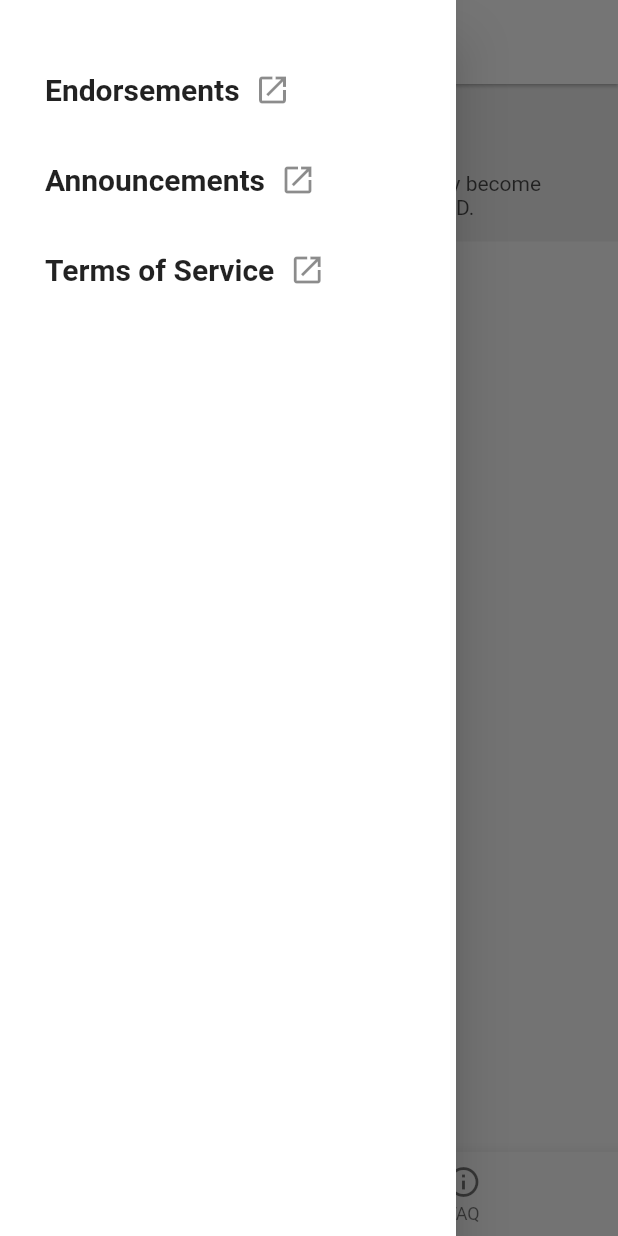
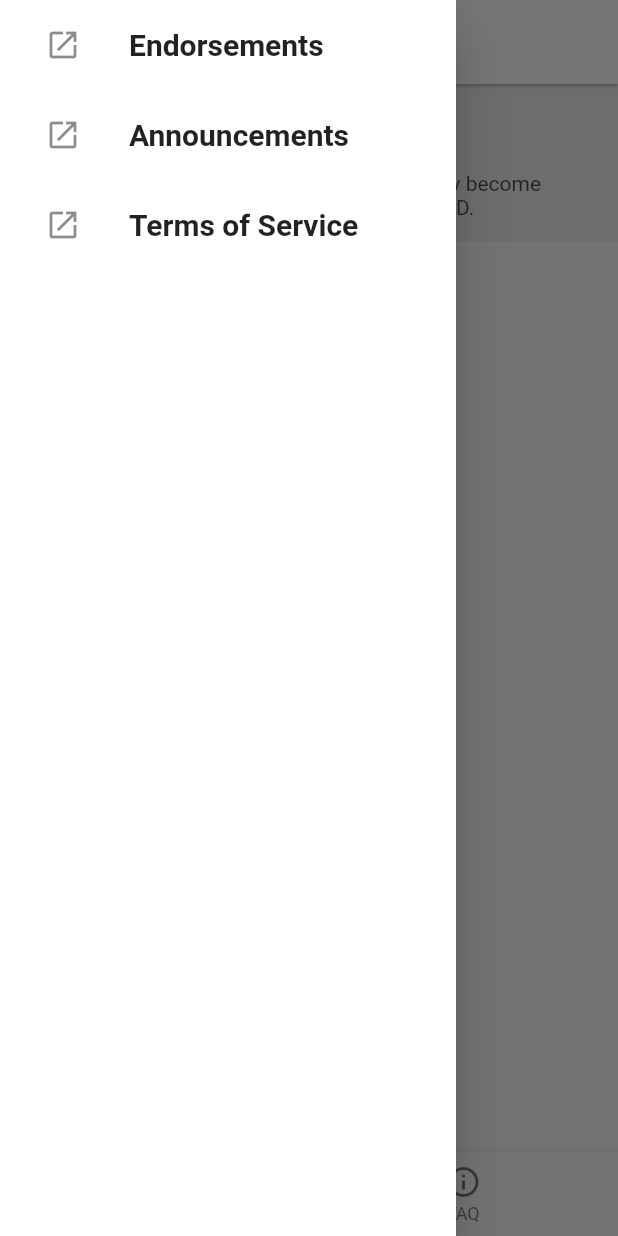
Before and after one commit to act-now-coalition/covid-projections-mobile, a Flutter app: the screen it shows after launch, with the side drawer open, on a phone screen of 412 x 824 dp. Run offline on Flutter 3.47's test engine with Material 2 defaults, Android fonts, the light colour scheme and no system bars; our stand-ins replace charts_flutter, firebase_analytics, firebase_dynamic_links, flutter_markdown, google_fonts, url_launcher_web; accounts and stored records are empty; network calls fail.

Commit message:
fixed drawer

```diff
--- a/lib/main.dart
+++ b/lib/main.dart
@@ -120,35 +120,31 @@ class _MyHomePageState extends State<MyHomePage> {
         child: Container(
             color: Colors.white,
             child: ListView(
-              padding: const EdgeInsets.only(top: 30),
               children: <Widget>[
                 ListTile(
+                  leading: Icon(Icons.launch),
                   contentPadding: drawerTilePadding,
-                  title: Row(children: <Widget>[
-                    Text('Endorsements  ', style: H2),
-                    Icon(Icons.launch)
-                  ]),
+                  title: Text('Endorsements  ', style: H2),
                   onTap: () {
+                    Navigator.of(context).pop();
                     launch("https://covidactnow.org/endorsements");
                   },
                 ),
                 ListTile(
+                  leading: Icon(Icons.launch),
                   contentPadding: drawerTilePadding,
-                  title: Row(children: <Widget>[
-                    Text('Announcements  ', style: H2),
-                    Icon(Icons.launch)
-                  ]),
+                  title: Text('Announcements  ', style: H2),
                   onTap: () {
+                    Navigator.of(context).pop();
                     launch("https://blog.covidactnow.org/");
                   },
                 ),
                 ListTile(
+                  leading: Icon(Icons.launch),
                   contentPadding: drawerTilePadding,
-                  title: Row(children: <Widget>[
-                    Text('Terms of Service  ', style: H2),
-                    Icon(Icons.launch)
-                  ]),
+                  title: Text('Terms of Service  ', style: H2),
                   onTap: () {
+                    Navigator.of(context).pop();
                     launch("https://covidactnow.org/terms");
                   },
                 ),
```
